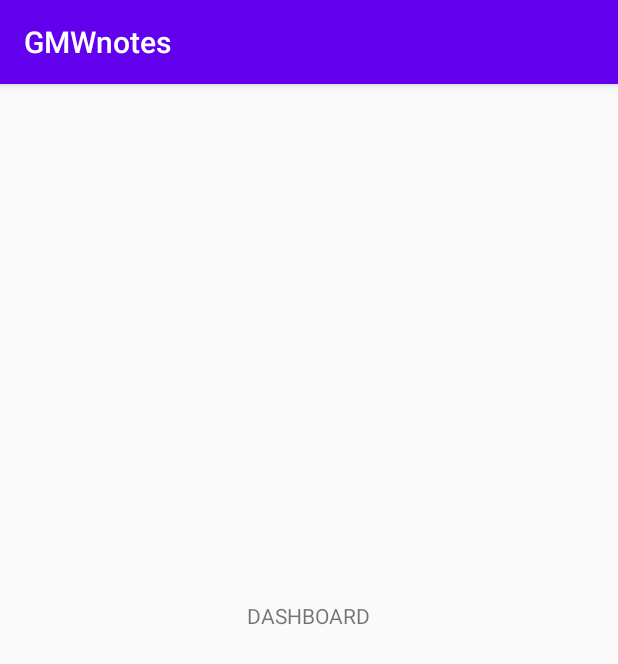
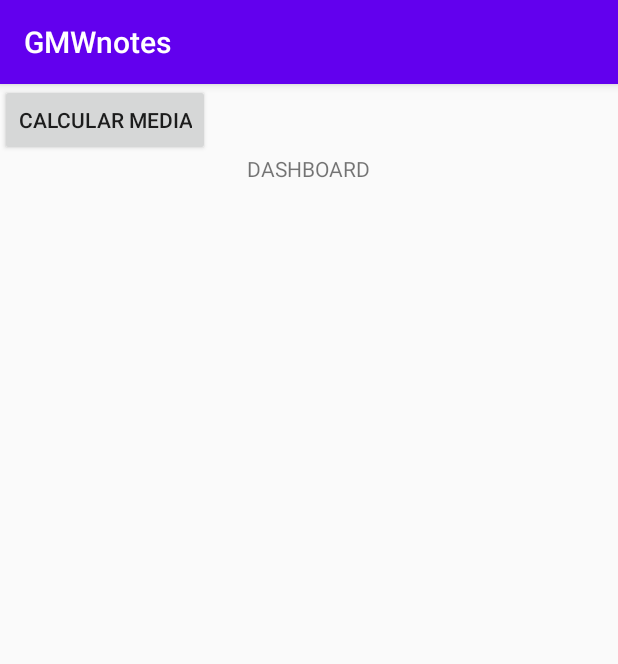
Before and after one commit to mateusmariano/GMWnotes, an Android app: the DashboardUser screen opened directly, with no data from a screen before it, on a phone screen of 412 x 824 dp. Shown: the top 664 px of the screen. Run offline under Robolectric (Android 15) with nearby library versions, the phone set to English and light mode, and no system bars.

Commit message:
Adição de CalcMedia
Adição da activity da calculadora de Media

```diff
--- a/app/src/main/AndroidManifest.xml
+++ b/app/src/main/AndroidManifest.xml
@@ -9,7 +9,8 @@
         android:roundIcon="@mipmap/ic_launcher_round"
         android:supportsRtl="true"
         android:theme="@style/AppTheme">
-        <activity android:name=".DashboardUser"></activity>
+        <activity android:name=".CalcMedia"></activity>
+        <activity android:name=".DashboardUser" />
         <activity
             android:name=".ui.login.LoginActivity"
             android:label="@string/app_name">
--- a/app/src/main/res/layout/activity_dashboard_user.xml
+++ b/app/src/main/res/layout/activity_dashboard_user.xml
@@ -12,13 +12,22 @@
         android:layout_height="wrap_content"
         android:layout_marginStart="164dp"
         android:layout_marginLeft="164dp"
-        android:layout_marginTop="326dp"
+        android:layout_marginTop="28dp"
         android:layout_marginEnd="165dp"
         android:layout_marginRight="165dp"
-        android:layout_marginBottom="386dp"
+        android:layout_marginBottom="684dp"
         android:text="DASHBOARD"
         app:layout_constraintBottom_toBottomOf="parent"
         app:layout_constraintEnd_toEndOf="parent"
+        app:layout_constraintHorizontal_bias="1.0"
         app:layout_constraintStart_toStartOf="parent"
         app:layout_constraintTop_toTopOf="parent" />
+
+    <Button
+        android:id="@+id/button"
+        android:layout_width="wrap_content"
+        android:layout_height="wrap_content"
+        android:text="Calcular Media"
+        tools:layout_editor_absoluteX="157dp"
+        tools:layout_editor_absoluteY="139dp" />
 </androidx.constraintlayout.widget.ConstraintLayout>
```
Also changed, not shown: app/src/main/java/com/example/gmwnotes/CalcMedia.java (added, +14 -0 lines), app/src/main/res/layout/activity_calc_media.xml (added, +9 -0 lines).
